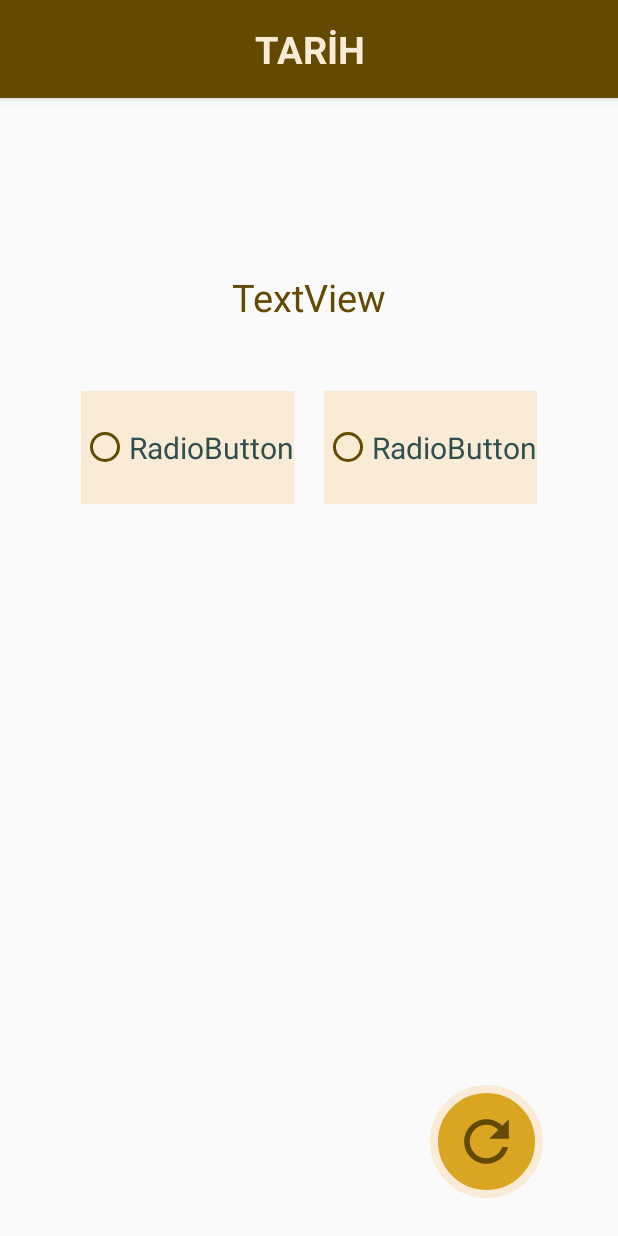
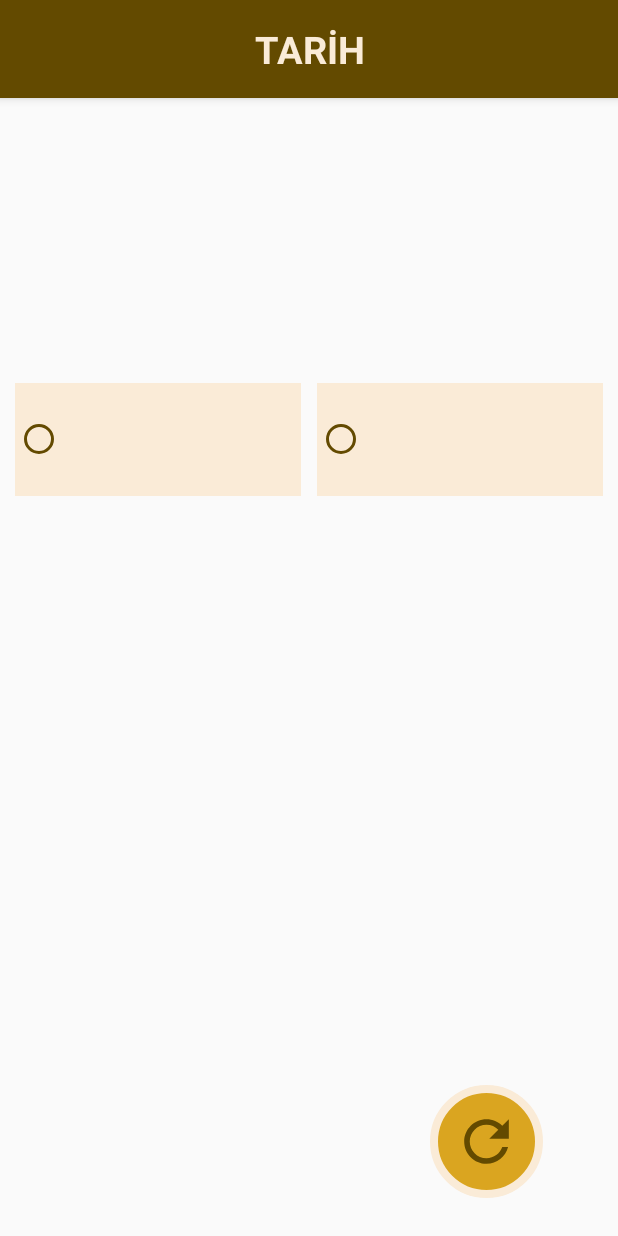
Before and after one commit to hilaltokgoz/GenelKultur, an Android app: the OMuBuMuFragment1 screen opened through its navigation route, on a phone screen of 412 x 824 dp. Run offline under Robolectric (Android 15) with nearby library versions, the light colour scheme and no system bars; our stand-ins replace Firebase (no records; nobody signed in at launch, a user with empty details on screens opened directly); 3 statements that could not run were skipped.

Commit message:
OmuBuMu dizayn düzeltildi

```diff
--- a/app/src/main/res/layout/fragment_b_b_m_fragment1to_a.xml
+++ b/app/src/main/res/layout/fragment_b_b_m_fragment1to_a.xml
@@ -55,6 +55,7 @@
             android:gravity="center"
             android:text="Atatürk, 1881 yılında
                  Dünya'ya gelmiştir."
+            android:includeFontPadding="false"
             android:textColor="@color/dark_coffee"
             android:textSize="25dp"
             android:layout_marginTop="15dp"
--- a/app/src/main/res/layout/fragment_b_b_m_fragment2to_a.xml
+++ b/app/src/main/res/layout/fragment_b_b_m_fragment2to_a.xml
@@ -55,13 +55,14 @@
 
             android:id="@+id/textViewC"
             android:layout_width="match_parent"
+            android:includeFontPadding="false"
             android:layout_height="wrap_content"
             android:layout_marginLeft="20dp"
             android:layout_marginTop="15dp"
             android:layout_marginRight="20dp"
             android:layout_marginBottom="5dp"
             android:gravity="center"
-            android:text="Text View"
+            android:text=" "
             android:textColor="@color/tide_water_green"
             android:textSize="25dp"
 
--- a/app/src/main/res/layout/fragment_b_b_m_vat_to2.xml
+++ b/app/src/main/res/layout/fragment_b_b_m_vat_to2.xml
@@ -62,7 +62,8 @@
             android:layout_marginRight="20dp"
             android:layout_marginBottom="5dp"
             android:gravity="center"
-            android:text="Text View"
+            android:text=""
+            android:includeFontPadding="false"
             android:textColor="@color/tide_water_green"
             android:textSize="25dp"
 
--- a/app/src/main/res/layout/fragment_b_bm_fragment3to_a.xml
+++ b/app/src/main/res/layout/fragment_b_bm_fragment3to_a.xml
@@ -55,7 +55,8 @@
             android:layout_width="match_parent"
             android:layout_height="wrap_content"
             android:gravity="center"
-            android:text="TEXT VİEW"
+            android:text=" "
+            android:includeFontPadding="false"
             android:textColor="@color/dark_coffee"
             android:textSize="25dp"
             android:layout_marginTop="15dp"
--- a/app/src/main/res/layout/fragment_o_mu_bu_mu1.xml
+++ b/app/src/main/res/layout/fragment_o_mu_bu_mu1.xml
@@ -36,9 +36,10 @@
         android:layout_height="wrap_content"
         android:gravity="center"
         android:padding="15dp"
-        android:text="TextView"
+        android:text=""
         android:textColor="@color/dark_coffee"
-        android:textSize="25dp"
+        android:textSize="25sp"
+        android:includeFontPadding="false"
        android:layout_marginTop="100dp"
         app:layout_constraintEnd_toEndOf="parent"
         app:layout_constraintStart_toStartOf="parent"
@@ -46,10 +47,10 @@
 
     <RadioGroup
         android:id="@+id/radioGroup"
-        android:layout_width="wrap_content"
+        android:layout_width="match_parent"
         android:layout_height="wrap_content"
-        android:layout_marginStart="16dp"
-        android:layout_marginEnd="16dp"
+        android:layout_marginStart="10dp"
+        android:layout_marginEnd="10dp"
         android:minHeight="75dp"
         android:layout_marginTop="30dp"
         android:orientation="horizontal"
@@ -60,31 +61,29 @@
 
         <RadioButton
             android:id="@+id/radioButton2"
-            android:layout_width="wrap_content"
+            android:layout_width="match_parent"
             android:layout_height="match_parent"
             android:layout_weight="1"
-            android:layout_marginLeft="15dp"
-            android:layout_marginRight="10dp"
-            android:autoSizeMaxTextSize="@dimen/anasayfa_buton_size"
+            android:layout_marginEnd="5dp"
             android:background="@color/set_sail_sampange"
             android:buttonTint="@color/dark_coffee"
-            android:text="RadioButton"
+            android:includeFontPadding="false"
+            android:text="                     "
             android:textColor="@color/tide_water_green"
-            android:textSize="20dp" />
+            android:textSize="20sp" />
 
         <RadioButton
             android:id="@+id/radioButton"
-            android:layout_width="wrap_content"
+            android:layout_width="match_parent"
             android:layout_height="match_parent"
             android:layout_weight="1"
-            android:layout_marginLeft="10dp"
-            android:layout_marginRight="15dp"
-            android:autoSizeMaxTextSize="@dimen/anasayfa_buton_size"
+            android:includeFontPadding="false"
+            android:layout_marginStart="5dp"
             android:background="@color/set_sail_sampange"
             android:buttonTint="@color/dark_coffee"
-            android:text="RadioButton"
+            android:text="                     "
             android:textColor="@color/tide_water_green"
-            android:textSize="20dp" />
+            android:textSize="20sp" />
 
     </RadioGroup>
 
```
Also changed, not shown: app/src/main/res/layout/fragment_o_mu_bu_mu2.xml (+18 -18 lines), app/src/main/res/layout/fragment_omu_bu_mu3.xml (+30 -31 lines), app/src/main/res/layout/fragment_omu_bu_mu_vat.xml (+27 -24 lines), app/src/main/res/layout/fragment_test1.xml (+12 -6 lines), app/src/main/res/layout/fragment_test3.xml (+12 -6 lines), app/src/main/res/layout/fragment_test4.xml (+13 -6 lines), app/src/main/res/layout/fragment_test_vat.xml (+12 -6 lines).
